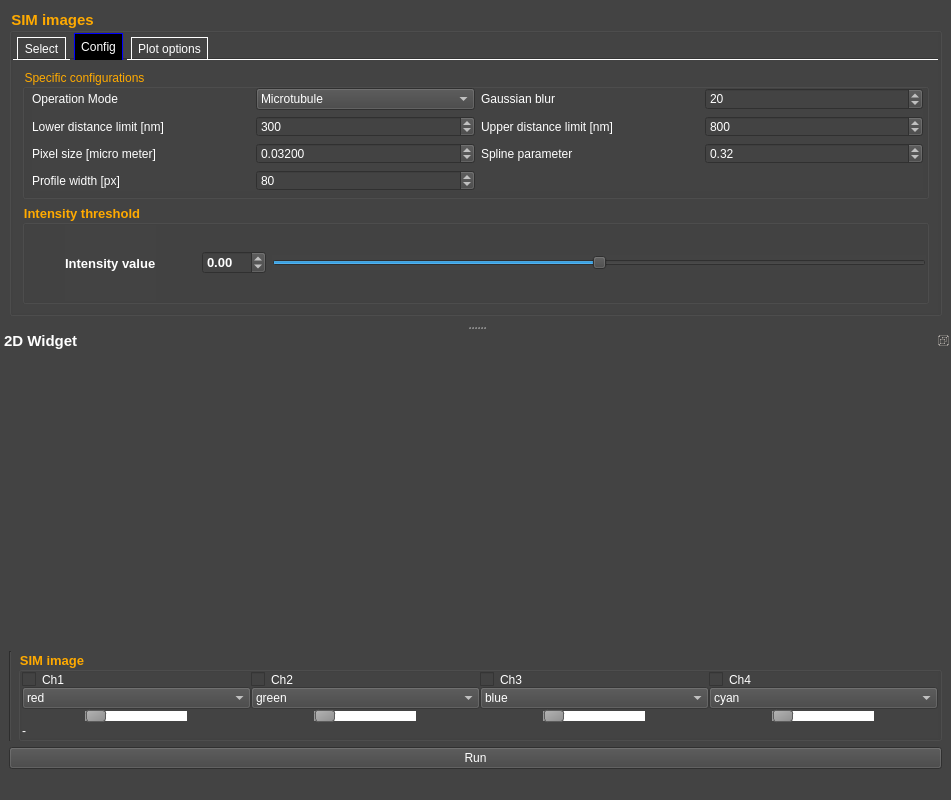
Qt form src/gui/random.ui (super-resolution/lineprofiler) before a commit.
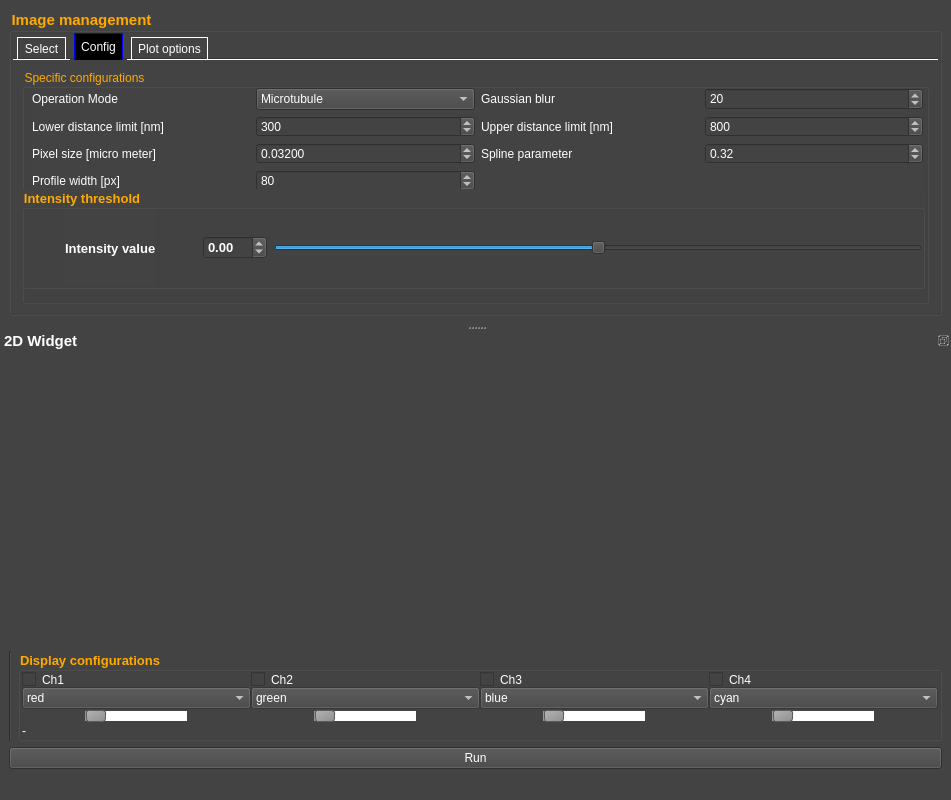
The same form after that commit. The open tabs and pages were chosen to show the change. Icons and pictures are not drawn.

```diff
--- a/src/gui/random.ui
+++ b/src/gui/random.ui
@@ -152,7 +152,7 @@
           </font>
          </property>
          <property name="title">
-          <string>SIM images</string>
+          <string>Image management</string>
          </property>
          <layout class="QVBoxLayout" name="verticalLayout_6">
           <property name="spacing">
@@ -398,12 +398,12 @@
                     </item>
                     <item>
                      <property name="text">
-                      <string>SNC</string>
+                      <string>SC</string>
                      </property>
                     </item>
                     <item>
                      <property name="text">
-                      <string>SNC one channel</string>
+                      <string>SC one channel</string>
                      </property>
                     </item>
                    </widget>
@@ -503,10 +503,15 @@
                   </item>
                  </layout>
                 </widget>
-               </widget>
-              </item>
-              <item>
                <widget class="QGroupBox" name="groupBox_config_calibration">
+                 <property name="geometry">
+                  <rect>
+                   <x>0</x>
+                   <y>120</y>
+                   <width>903</width>
+                   <height>100</height>
+                  </rect>
+                 </property>
                 <property name="sizePolicy">
                  <sizepolicy hsizetype="Preferred" vsizetype="Minimum">
                   <horstretch>0</horstretch>
@@ -533,6 +538,9 @@
                  <bool>true</bool>
                 </property>
                 <layout class="QHBoxLayout" name="horizontalLayout_12">
+                  <property name="spacing">
+                   <number>7</number>
+                  </property>
                  <property name="leftMargin">
                   <number>0</number>
                  </property>
@@ -622,6 +630,7 @@
                  </item>
                 </layout>
                </widget>
+               </widget>
               </item>
              </layout>
             </widget>
@@ -913,7 +922,7 @@
            <string notr="true">border-color: qlineargradient(spread:pad, x1:0, y1:0, x2:1, y2:0, stop:0 rgba(0, 0, 0, 255), stop:1 rgba(255, 255, 255, 255));</string>
           </property>
           <property name="title">
-           <string>SIM image</string>
+           <string>Display configurations</string>
           </property>
           <property name="flat">
            <bool>true</bool>
```
Lines whose indentation alone changed are shown as unchanged.
